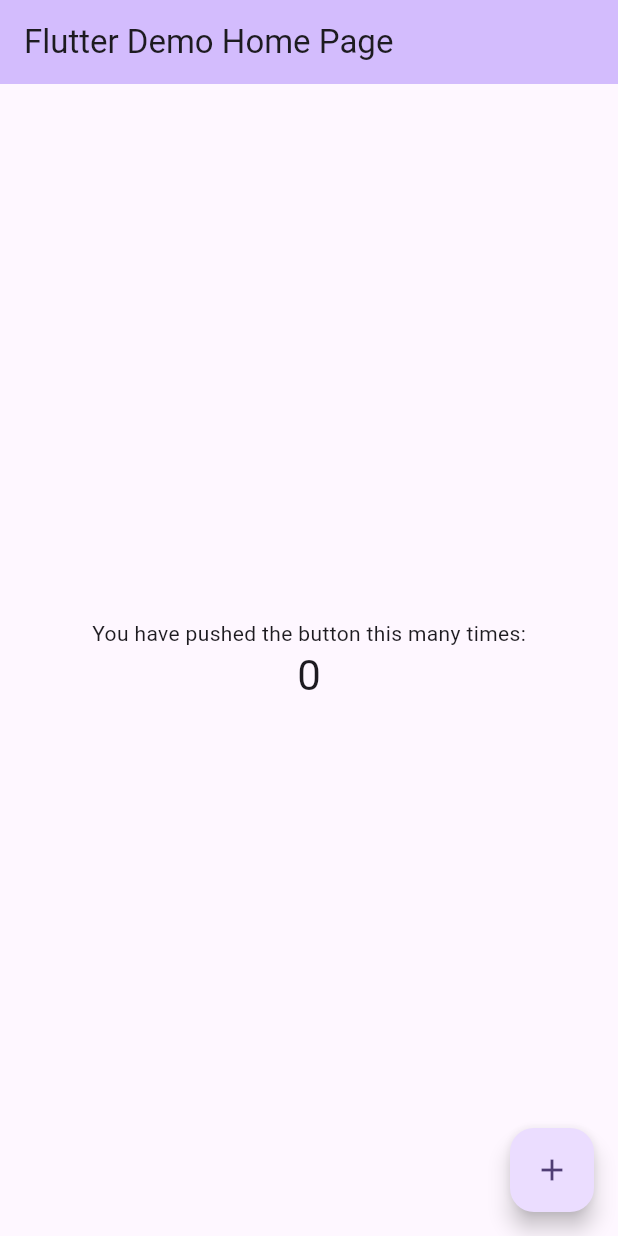
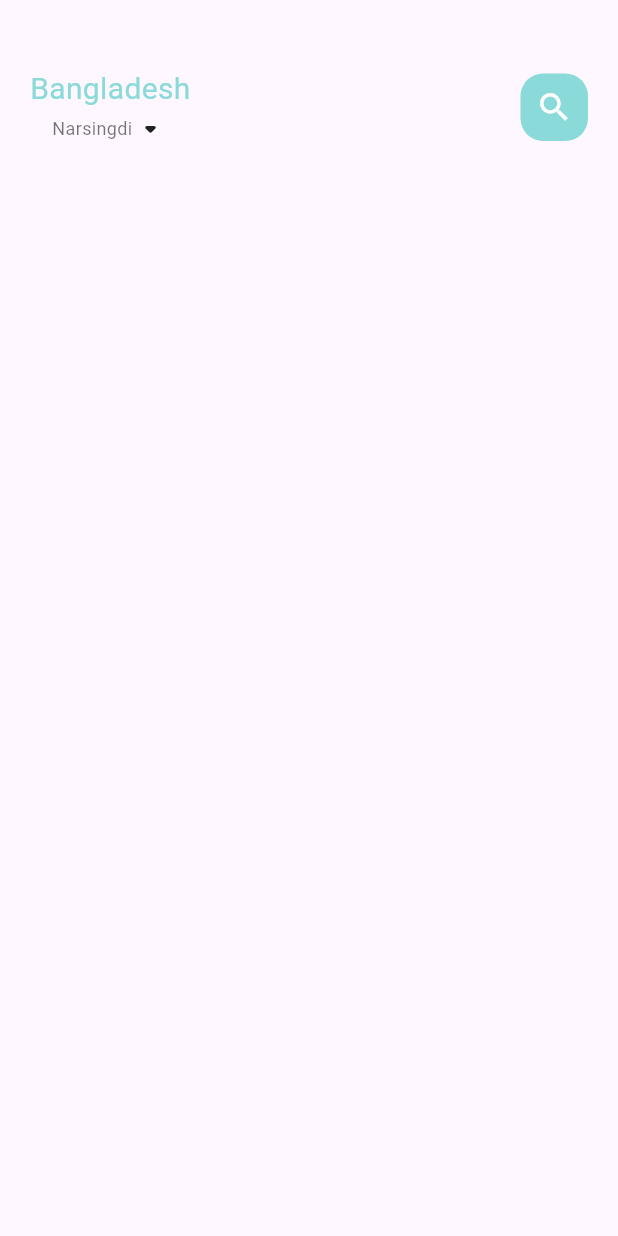
Before and after one commit to Check-HazratALi/food_app, a Flutter app: the screen it shows after launch, on a phone screen of 412 x 824 dp. Run offline on Flutter 3.47's test engine with Material 3 defaults, Android fonts, the phone set to English and light mode, and no system bars.

Commit message:
custom_appbar

```diff
--- /dev/null
+++ b/lib/home/main_food_page.dart
@@ -0,0 +1,57 @@
+import 'package:flutter/material.dart';
+import 'package:food_app/utils/colors.dart';
+import 'package:food_app/widgets/big_text.dart';
+import 'package:food_app/widgets/small_text.dart';
+
+class MainFoodPage extends StatefulWidget {
+  const MainFoodPage({super.key});
+
+  @override
+  State<MainFoodPage> createState() => _MainFoodPageState();
+}
+
+class _MainFoodPageState extends State<MainFoodPage> {
+  @override
+  Widget build(BuildContext context) {
+    return Scaffold(
+      body: Column(
+        children: [
+          Container(
+            child: Container(
+              margin: EdgeInsets.only(top: 45, bottom: 15),
+              padding: EdgeInsets.symmetric(horizontal: 20),
+              child: Row(
+                mainAxisAlignment: MainAxisAlignment.spaceBetween,
+                children: [
+                  Column(
+                    children: [
+                      BigText(text: 'Bangladesh', color: AppColors.mainColor),
+                      Row(
+                        children: [
+                          SmallText(text: 'Narsingdi', color: Colors.black54),
+                          Icon(Icons.arrow_drop_down_rounded),
+                        ],
+                      ),
+                      ],
+                      ),
+
+                  Center(
+                    child: Container(
+                      width: 45,
+                      height: 45,
+                      child: Icon(Icons.search, color: Colors.white, size: 25),
+                      decoration: BoxDecoration(
+                        color: AppColors.mainColor,
+                        borderRadius: BorderRadius.circular(15),
+                      ),
+                    ),
+                  ),
+                ],
+              ),
+            ),
+          ),
+        ],
+      ),
+    );
+  }
+}
--- a/lib/main.dart
+++ b/lib/main.dart
@@ -1,4 +1,5 @@
 import 'package:flutter/material.dart';
+import 'package:food_app/home/main_food_page.dart';
 
 void main() {
   runApp(const MyApp());
@@ -7,116 +8,11 @@ void main() {
 class MyApp extends StatelessWidget {
   const MyApp({super.key});
 
-  // This widget is the root of your application.
   @override
   Widget build(BuildContext context) {
     return MaterialApp(
-      title: 'Flutter Demo',
-      theme: ThemeData(
-        // This is the theme of your application.
-        //
-        // TRY THIS: Try running your application with "flutter run". You'll see
-        // the application has a purple toolbar. Then, without quitting the app,
-        // try changing the seedColor in the colorScheme below to Colors.green
-        // and then invoke "hot reload" (save your changes or press the "hot
-        // reload" button in a Flutter-supported IDE, or press "r" if you used
-        // the command line to start the app).
-        //
-        // Notice that the counter didn't reset back to zero; the application
-        // state is not lost during the reload. To reset the state, use hot
-        // restart instead.
-        //
-        // This works for code too, not just values: Most code changes can be
-        // tested with just a hot reload.
-        colorScheme: ColorScheme.fromSeed(seedColor: Colors.deepPurple),
-      ),
-      home: const MyHomePage(title: 'Flutter Demo Home Page'),
+      debugShowCheckedModeBanner: false,
+      home: MainFoodPage(),
     );
   }
 }
-
-class MyHomePage extends StatefulWidget {
-  const MyHomePage({super.key, required this.title});
-
-  // This widget is the home page of your application. It is stateful, meaning
-  // that it has a State object (defined below) that contains fields that affect
-  // how it looks.
-
-  // This class is the configuration for the state. It holds the values (in this
-  // case the title) provided by the parent (in this case the App widget) and
-  // used by the build method of the State. Fields in a Widget subclass are
-  // always marked "final".
-
-  final String title;
-
-  @override
-  State<MyHomePage> createState() => _MyHomePageState();
-}
-
-class _MyHomePageState extends State<MyHomePage> {
-  int _counter = 0;
-
-  void _incrementCounter() {
-    setState(() {
-      // This call to setState tells the Flutter framework that something has
-      // changed in this State, which causes it to rerun the build method below
-      // so that the display can reflect the updated values. If we changed
-      // _counter without calling setState(), then the build method would not be
-      // called again, and so nothing would appear to happen.
-      _counter++;
-    });
-  }
-
-  @override
-  Widget build(BuildContext context) {
-    // This method is rerun every time setState is called, for instance as done
-    // by the _incrementCounter method above.
-    //
-    // The Flutter framework has been optimized to make rerunning build methods
-    // fast, so that you can just rebuild anything that needs updating rather
-    // than having to individually change instances of widgets.
-    return Scaffold(
-      appBar: AppBar(
-        // TRY THIS: Try changing the color here to a specific color (to
-        // Colors.amber, perhaps?) and trigger a hot reload to see the AppBar
-        // change color while the other colors stay the same.
-        backgroundColor: Theme.of(context).colorScheme.inversePrimary,
-        // Here we take the value from the MyHomePage object that was created by
-        // the App.build method, and use it to set our appbar title.
-        title: Text(widget.title),
-      ),
-      body: Center(
-        // Center is a layout widget. It takes a single child and positions it
-        // in the middle of the parent.
-        child: Column(
-          // Column is also a layout widget. It takes a list of children and
-          // arranges them vertically. By default, it sizes itself to fit its
-          // children horizontally, and tries to be as tall as its parent.
-          //
-          // Column has various properties to control how it sizes itself and
-          // how it positions its children. Here we use mainAxisAlignment to
-          // center the children vertically; the main axis here is the vertical
-          // axis because Columns are vertical (the cross axis would be
-          // horizontal).
-          //
-          // TRY THIS: Invoke "debug painting" (choose the "Toggle Debug Paint"
-          // action in the IDE, or press "p" in the console), to see the
-          // wireframe for each widget.
-          mainAxisAlignment: MainAxisAlignment.center,
-          children: <Widget>[
-            const Text('You have pushed the button this many times:'),
-            Text(
-              '$_counter',
-              style: Theme.of(context).textTheme.headlineMedium,
-            ),
-          ],
-        ),
-      ),
-      floatingActionButton: FloatingActionButton(
-        onPressed: _incrementCounter,
-        tooltip: 'Increment',
-        child: const Icon(Icons.add),
-      ), // This trailing comma makes auto-formatting nicer for build methods.
-    );
-  }
-}
--- /dev/null
+++ b/lib/utils/colors.dart
@@ -0,0 +1,15 @@
+import 'package:flutter/material.dart';
+
+class AppColors {
+  static const Color textColor = Color(0xFFccc7c5);
+  static const Color mainColor = Color(0xFF89dad9);
+  static const Color mainColorAlt = Color(0xFFfa7552);
+  static const Color iconColor1 = Color(0xFFffd28d);
+  static const Color iconColor2 = Color(0xFFfcab88);
+  static const Color coColor = Color(0xFF8f837f);
+  static const Color buttonBackgroundColor = Color(0xFFf7f6f4);
+  static const Color signColor = Color(0xFFa9a29f);
+  static const Color titleColor = Color(0xFF5c524f);
+  static const Color mainBlackColor = Color(0xFF332d2b);
+  static const Color yellowColor = Color(0xFFffd372);
+}
--- /dev/null
+++ b/lib/widgets/big_text.dart
@@ -0,0 +1,30 @@
+import 'package:flutter/material.dart';
+
+class BigText extends StatelessWidget {
+  BigText({
+    super.key,
+    required this.text,
+    this.color = const Color(0xFF332d2b),
+    this.size = 20,
+    this.overflow = TextOverflow.ellipsis,
+  });
+
+  final String text;
+  final Color? color;
+  final double size;
+  TextOverflow overflow;
+
+  @override
+  Widget build(BuildContext context) {
+    return Text(
+      text,
+      overflow: overflow,
+      style: TextStyle(
+        fontFamily: 'Roboto',
+        color: color,
+        fontSize: size,
+        fontWeight: FontWeight.w400
+      ),
+    );
+  }
+}
--- /dev/null
+++ b/lib/widgets/small_text.dart
@@ -0,0 +1,34 @@
+import 'package:flutter/material.dart';
+
+class SmallText extends StatelessWidget {
+  SmallText({
+    super.key,
+    required this.text,
+    this.color = const Color(0xFFccc7c5),
+    this.size = 12,
+    this.height = 1.2,
+    this.overflow = TextOverflow.ellipsis,
+  });
+
+  final String text;
+  final Color? color;
+  final double size;
+  final double height;
+  TextOverflow overflow;
+
+  @override
+  Widget build(BuildContext context) {
+    return Text(
+      text,
+      maxLines: 1,
+      overflow: overflow,
+      style: TextStyle(
+        fontFamily: 'Roboto',
+        color: color,
+        fontSize: size,
+        height: height,
+        fontWeight: FontWeight.w400,
+      ),
+    );
+  }
+}
```
Also changed, not shown: pubspec.yaml (+11 -60 lines), assets/fonts/Roboto-Black.ttf (added), assets/fonts/Roboto-Bold.ttf (added), assets/fonts/Roboto-Medium.ttf (added), assets/fonts/Roboto-Regular.ttf (added), 47 other files.
